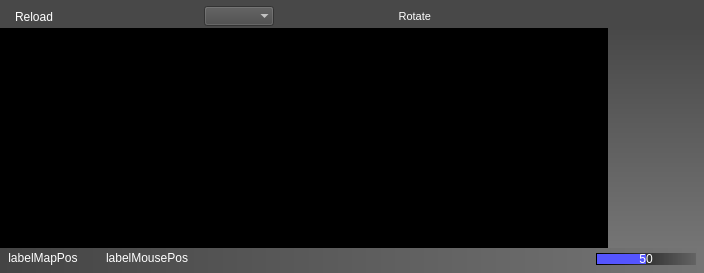
Above: ground/src/plugins/opmap/opmap_widget.ui from openpilot/OpenPilot before the change. Below: the same form after it.
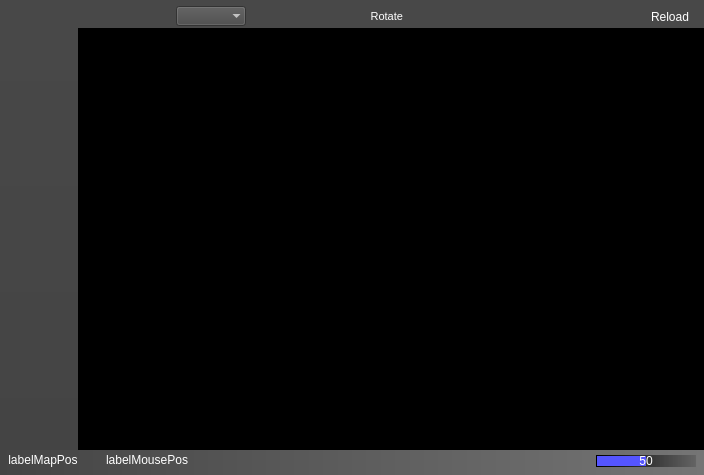
That is the form after the change. Icons and pictures are not drawn.

Commit message: User controls slightly re-arranged and some button style change on the new map plug-in

What changed in the file:
```diff
--- a/ground/src/plugins/opmap/opmap_widget.ui
+++ b/ground/src/plugins/opmap/opmap_widget.ui
@@ -7,7 +7,7 @@
     <x>0</x>
     <y>0</y>
     <width>704</width>
-    <height>273</height>
+    <height>475</height>
    </rect>
   </property>
   <property name="sizePolicy">
@@ -91,9 +91,9 @@
            <number>8</number>
           </property>
           <item>
-           <widget class="QToolButton" name="toolButtonReload">
+           <widget class="QToolButton" name="toolButtonFlightControlsShowHide">
             <property name="sizePolicy">
-             <sizepolicy hsizetype="Preferred" vsizetype="Fixed">
+             <sizepolicy hsizetype="Fixed" vsizetype="Fixed">
               <horstretch>0</horstretch>
               <verstretch>0</verstretch>
              </sizepolicy>
@@ -102,24 +102,18 @@
              <string>Reload map</string>
             </property>
             <property name="styleSheet">
-             <string notr="true">background-color: rgba(255, 255, 255, 0);
-color: rgb(255, 255, 255);</string>
+             <string notr="true">background-color: rgba(255, 255, 255, 0);</string>
             </property>
             <property name="text">
-             <string>Reload</string>
+             <string/>
             </property>
-            <property name="iconSize">
-             <size>
-              <width>16</width>
-              <height>16</height>
-             </size>
+            <property name="icon">
+             <iconset resource="../coreplugin/core.qrc">
+              <normaloff>:/core/images/prev.png</normaloff>:/core/images/prev.png</iconset>
             </property>
             <property name="autoRaise">
              <bool>true</bool>
             </property>
-            <property name="arrowType">
-             <enum>Qt::NoArrow</enum>
-            </property>
            </widget>
           </item>
           <item>
@@ -532,6 +526,38 @@
             </property>
            </spacer>
           </item>
+          <item>
+           <widget class="QToolButton" name="toolButtonReload">
+            <property name="sizePolicy">
+             <sizepolicy hsizetype="Preferred" vsizetype="Fixed">
+              <horstretch>0</horstretch>
+              <verstretch>0</verstretch>
+             </sizepolicy>
+            </property>
+            <property name="toolTip">
+             <string>Reload map</string>
+            </property>
+            <property name="styleSheet">
+             <string notr="true">background-color: rgba(255, 255, 255, 0);
+color: rgb(255, 255, 255);</string>
+            </property>
+            <property name="text">
+             <string>Reload</string>
+            </property>
+            <property name="iconSize">
+             <size>
+              <width>16</width>
+              <height>16</height>
+             </size>
+            </property>
+            <property name="autoRaise">
+             <bool>true</bool>
+            </property>
+            <property name="arrowType">
+             <enum>Qt::NoArrow</enum>
+            </property>
+           </widget>
+          </item>
          </layout>
         </item>
        </layout>
@@ -544,23 +570,6 @@
      <property name="spacing">
       <number>0</number>
      </property>
-     <item>
-      <widget class="QWidget" name="mapWidget" native="true">
-       <property name="sizePolicy">
-        <sizepolicy hsizetype="Expanding" vsizetype="Expanding">
-         <horstretch>0</horstretch>
-         <verstretch>0</verstretch>
-        </sizepolicy>
-       </property>
-       <property name="mouseTracking">
-        <bool>false</bool>
-       </property>
-       <property name="styleSheet">
-        <string notr="true">background-color: rgb(0, 0, 0);</string>
-       </property>
-       <zorder>widgetFlightControls</zorder>
-      </widget>
-     </item>
      <item>
       <widget class="QWidget" name="widgetFlightControls" native="true">
        <property name="sizePolicy">
@@ -585,58 +594,30 @@
         <bool>false</bool>
        </property>
        <property name="styleSheet">
-        <string notr="true">background-color: qlineargradient(spread:pad, x1:0, y1:0, x2:0, y2:1, stop:0 rgba(72, 72, 72, 255), stop:1 rgba(117, 117, 117, 255));</string>
+        <string notr="true">background-color: qlineargradient(spread:pad, x1:0, y1:0, x2:0, y2:1, stop:0 rgba(72, 72, 72, 255), stop:1 rgba(68, 68, 68, 255));</string>
        </property>
        <layout class="QVBoxLayout" name="verticalLayout_4">
         <property name="margin">
          <number>0</number>
         </property>
         <item>
-         <widget class="QToolButton" name="toolButtonFlightControlsShowHide">
-          <property name="sizePolicy">
-           <sizepolicy hsizetype="Fixed" vsizetype="Fixed">
-            <horstretch>0</horstretch>
-            <verstretch>0</verstretch>
-           </sizepolicy>
-          </property>
-          <property name="toolTip">
-           <string>Show/Hide Flight Controls</string>
-          </property>
-          <property name="styleSheet">
-           <string notr="true">background-color: rgba(255, 255, 255, 0);</string>
-          </property>
-          <property name="text">
-           <string/>
-          </property>
-          <property name="icon">
-           <iconset resource="../coreplugin/core.qrc">
-            <normaloff>:/core/images/next.png</normaloff>:/core/images/next.png</iconset>
-          </property>
-          <property name="autoRaise">
-           <bool>true</bool>
-          </property>
-         </widget>
-        </item>
-        <item>
-         <widget class="QWidget" name="widgetFlightControlButtons" native="true">
-          <property name="sizePolicy">
-           <sizepolicy hsizetype="Minimum" vsizetype="Preferred">
-            <horstretch>0</horstretch>
-            <verstretch>0</verstretch>
-           </sizepolicy>
-          </property>
-          <property name="styleSheet">
-           <string notr="true">background-color: rgba(255, 255, 255, 0);</string>
-          </property>
-          <layout class="QVBoxLayout" name="verticalLayout_2">
-           <item>
             <widget class="QToolButton" name="toolButtonHome">
              <property name="toolTip">
               <string>UAV go home</string>
              </property>
+          <property name="autoFillBackground">
+           <bool>false</bool>
+          </property>
              <property name="styleSheet">
-              <string notr="true">background-color: rgba(255, 255, 255, 0);
-color: rgb(255, 255, 255);</string>
+           <string notr="true">QToolButton {
+background-color: rgba(255, 255, 255, 0);
+color: rgb(255, 255, 255);
+}
+QToolButton:hover {
+
+}
+QToolButton:pressed {
+}</string>
              </property>
              <property name="text">
               <string/>
@@ -651,13 +632,16 @@
                <height>70</height>
               </size>
              </property>
+          <property name="toolButtonStyle">
+           <enum>Qt::ToolButtonIconOnly</enum>
+          </property>
              <property name="autoRaise">
               <bool>true</bool>
              </property>
             </widget>
            </item>
            <item>
-            <widget class="QToolButton" name="toolButtonPause">
+         <widget class="QToolButton" name="toolButtonHoldPosition">
              <property name="toolTip">
               <string>UAV hover</string>
              </property>
@@ -713,7 +697,23 @@
           </layout>
          </widget>
         </item>
-       </layout>
+     <item>
+      <widget class="QWidget" name="mapWidget" native="true">
+       <property name="sizePolicy">
+        <sizepolicy hsizetype="Expanding" vsizetype="Expanding">
+         <horstretch>0</horstretch>
+         <verstretch>0</verstretch>
+        </sizepolicy>
+       </property>
+       <property name="mouseTracking">
+        <bool>false</bool>
+       </property>
+       <property name="acceptDrops">
+        <bool>true</bool>
+       </property>
+       <property name="styleSheet">
+        <string notr="true">background-color: rgb(0, 0, 0);</string>
+       </property>
       </widget>
      </item>
     </layout>
```
Left out of the diff: 8 changed lines with no effect on the pictures. Lines whose indentation alone changed are shown as unchanged. The commit also changes 20 other files.
